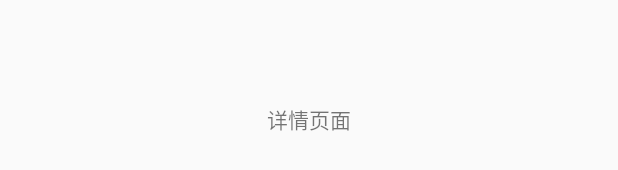
After one commit to CHEN-JIAHUA/Himalaya-FM, an Android app: the layout activity_detail.xml on its own in the app's theme, with its tools: preview values and no code run, on a phone screen of 412 x 824 dp. The commit adds this screen. Shown: the part 499-669 px from the top of the screen. Run offline under Robolectric (Android 15) with nearby library versions, the phone set to English and light mode, and no system bars.

Commit message:
complete recommend item view intent to demo detail activity

```diff
--- a/app/src/main/AndroidManifest.xml
+++ b/app/src/main/AndroidManifest.xml
@@ -32,6 +32,7 @@
                 <category android:name="android.intent.category.LAUNCHER" />
             </intent-filter>
         </activity>
+        <activity android:name=".DetailActivity"></activity>
     </application>
 
 </manifest>
--- /dev/null
+++ b/app/src/main/java/com/chenjiahua/himalayafm/base/BaseActivity.java
@@ -0,0 +1,6 @@
+package com.chenjiahua.himalayafm.base;
+
+import androidx.fragment.app.FragmentActivity;
+
+public class BaseActivity extends FragmentActivity {
+}
--- /dev/null
+++ b/app/src/main/res/layout/activity_detail.xml
@@ -0,0 +1,11 @@
+<?xml version="1.0" encoding="utf-8"?>
+<RelativeLayout xmlns:android="http://schemas.android.com/apk/res/android" android:layout_width="match_parent"
+    android:layout_height="match_parent">
+
+    <TextView
+        android:id="@+id/textView2"
+        android:layout_width="wrap_content"
+        android:layout_height="wrap_content"
+        android:text="详情页面"
+        android:layout_centerInParent="true"/>
+</RelativeLayout>
```
Also changed, not shown: app/src/main/java/com/chenjiahua/himalayafm/DetailActivity.java (added, +16 -0 lines), app/src/main/java/com/chenjiahua/himalayafm/adapters/RecommendListAdapter.java (+21 -1 lines), app/src/main/java/com/chenjiahua/himalayafm/iu/fragment/RecommendFragment.java (+11 -1 lines).
